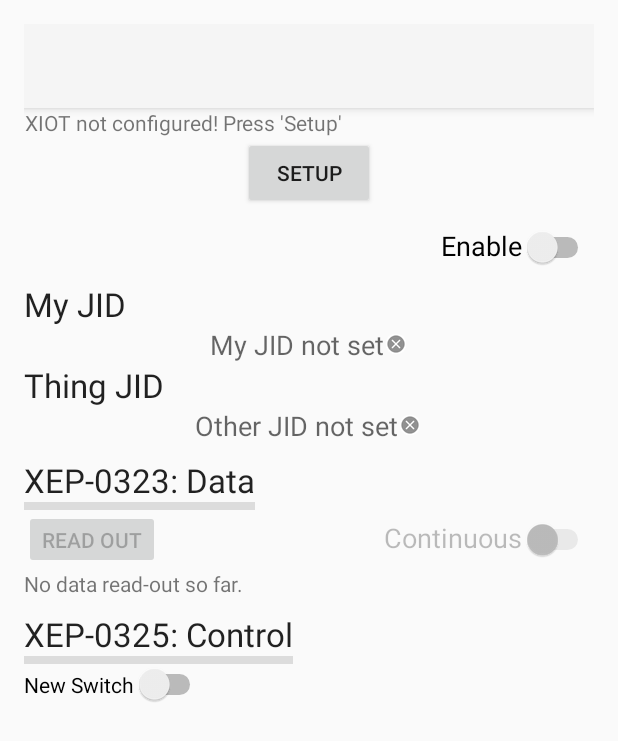
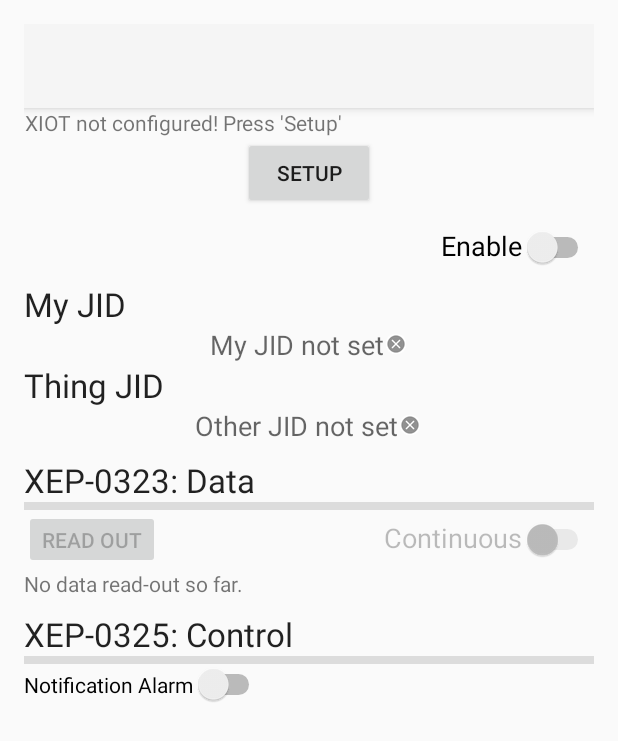
Before and after one commit to Flowdalic/android-xmpp-iot-demo, an Android app: the layout activity_main.xml on its own in the app's theme, with its tools: preview values and no code run, on a phone screen of 412 x 824 dp. Shown: the top 741 px of the screen. Run offline under Robolectric (Android 15) with nearby library versions, the phone set to English and light mode, and no system bars.

Commit message:
Intermediate Commit (2016-08-09 17:29)

```diff
--- a/app/src/main/res/layout/activity_main.xml
+++ b/app/src/main/res/layout/activity_main.xml
@@ -1,9 +1,9 @@
 <?xml version="1.0" encoding="utf-8"?>
 <RelativeLayout xmlns:android="http://schemas.android.com/apk/res/android"
+                xmlns:app="http://schemas.android.com/apk/res-auto"
                 xmlns:tools="http://schemas.android.com/tools"
                 android:layout_width="match_parent"
                 android:layout_height="match_parent"
-                xmlns:app="http://schemas.android.com/apk/res-auto"
                 android:paddingBottom="@dimen/activity_vertical_margin"
                 android:paddingLeft="@dimen/activity_horizontal_margin"
                 android:paddingRight="@dimen/activity_horizontal_margin"
@@ -22,56 +22,58 @@
 
     <LinearLayout
         android:id="@+id/setup_linear_layout"
-        android:orientation="vertical"
         android:layout_width="match_parent"
         android:layout_height="wrap_content"
-        android:layout_below="@id/mainToolbar">
+        android:layout_below="@id/mainToolbar"
+        android:orientation="vertical">
 
-        <TextView android:layout_width="wrap_content" android:layout_height="wrap_content"
-                  android:text="XIOT not configured! Press 'Setup'"
+        <TextView
+            android:id="@+id/textView"
+            android:layout_width="wrap_content"
+            android:layout_height="wrap_content"
             android:gravity="center"
-                  android:id="@+id/textView"/>
+            android:text="XIOT not configured! Press 'Setup'"/>
 
         <Button
+            android:id="@+id/setupButton"
             android:layout_width="wrap_content"
             android:layout_height="wrap_content"
-            android:text="Setup"
             android:layout_gravity="center"
             android:onClick="configureButtonClicked"
-            android:id="@+id/setupButton"/>
+            android:text="Setup"/>
 
     </LinearLayout>
 
     <LinearLayout
         android:id="@+id/controlLayout"
-        android:orientation="vertical"
         android:layout_width="match_parent"
         android:layout_height="match_parent"
-        android:layout_below="@id/setup_linear_layout">
+        android:layout_below="@id/setup_linear_layout"
+        android:orientation="vertical">
 
         <Space
             android:layout_width="match_parent"
             android:layout_height="12dp"/>
 
         <Switch
+            android:id="@+id/enableSwitch"
             android:layout_width="match_parent"
             android:layout_height="wrap_content"
             android:gravity="end"
+            android:onClick="enableSwitchToggled"
             android:text="Enable"
-            android:textAppearance="?android:attr/textAppearanceMedium"
-            android:id="@+id/enableSwitch"
-            android:onClick="enableSwitchToggled"/>
+            android:textAppearance="?android:attr/textAppearanceMedium"/>
 
         <Space
             android:layout_width="match_parent"
             android:layout_height="9dp"/>
 
         <TextView
+            android:id="@+id/my_jid_headline_text_view"
             android:layout_width="wrap_content"
             android:layout_height="wrap_content"
-            android:textAppearance="?android:attr/textAppearanceLarge"
             android:text="My JID"
-            android:id="@+id/my_jid_headline_text_view"/>
+            android:textAppearance="?android:attr/textAppearanceLarge"/>
 
         <RelativeLayout
             android:layout_width="match_parent"
@@ -79,30 +81,30 @@
             android:gravity="center">
 
             <TextView
+                android:id="@+id/my_jid_text_view"
                 android:layout_width="wrap_content"
                 android:layout_height="wrap_content"
-                android:textAppearance="?android:attr/textAppearanceMedium"
+                android:layout_alignParentStart="true"
+                android:layout_alignParentTop="true"
                 android:hint="My JID not set"
-                android:id="@+id/my_jid_text_view"
-                android:layout_alignParentTop="true"
-                android:layout_alignParentStart="true"/>
+                android:textAppearance="?android:attr/textAppearanceMedium"/>
 
             <ImageView
+                android:id="@+id/my_jid_presence_image_view"
                 android:layout_width="wrap_content"
                 android:layout_height="wrap_content"
-                android:id="@+id/my_jid_presence_image_view"
+                android:layout_centerVertical="true"
+                android:layout_toEndOf="@+id/my_jid_text_view"
                 android:layout_toRightOf="@+id/my_jid_text_view"
-                android:layout_toEndOf="@+id/my_jid_text_view"
-                android:layout_centerVertical="true"
                 android:src="@android:drawable/presence_offline"/>
         </RelativeLayout>
 
         <TextView
+            android:id="@+id/thing_jid_headline_text_view"
             android:layout_width="wrap_content"
             android:layout_height="wrap_content"
-            android:textAppearance="?android:attr/textAppearanceLarge"
             android:text="Thing JID"
-            android:id="@+id/thing_jid_headline_text_view"/>
+            android:textAppearance="?android:attr/textAppearanceLarge"/>
 
         <RelativeLayout
             android:layout_width="match_parent"
@@ -110,21 +112,21 @@
             android:gravity="center">
 
             <TextView
+                android:id="@+id/otherJidTextView"
                 android:layout_width="wrap_content"
                 android:layout_height="wrap_content"
-                android:textAppearance="?android:attr/textAppearanceMedium"
+                android:layout_alignParentStart="true"
+                android:layout_alignParentTop="true"
                 android:hint="Other JID not set"
-                android:id="@+id/otherJidTextView"
-                android:layout_alignParentTop="true"
-                android:layout_alignParentStart="true"/>
+                android:textAppearance="?android:attr/textAppearanceMedium"/>
 
             <ImageView
+                android:id="@+id/other_jid_presence_image_view"
                 android:layout_width="wrap_content"
                 android:layout_height="wrap_content"
-                android:id="@+id/other_jid_presence_image_view"
+                android:layout_centerVertical="true"
+                android:layout_toEndOf="@+id/otherJidTextView"
                 android:layout_toRightOf="@+id/otherJidTextView"
-                android:layout_toEndOf="@+id/otherJidTextView"
-                android:layout_centerVertical="true"
                 android:src="@android:drawable/presence_offline"/>
         </RelativeLayout>
 
@@ -133,57 +135,52 @@
             android:layout_height="9dp"
             />
 
-        <LinearLayout
-            android:orientation="vertical"
-            android:layout_width="wrap_content"
-            android:layout_height="wrap_content">
 
         <TextView
+            android:id="@+id/data_section_headline_text_view"
             android:layout_width="wrap_content"
             android:layout_height="wrap_content"
-                android:textAppearance="?android:attr/textAppearanceLarge"
             android:text="XEP-0323: Data"
-                android:id="@+id/data_section_headline_text_view"/>
+            android:textAppearance="?android:attr/textAppearanceLarge"/>
 
         <View
             android:layout_width="match_parent"
             android:layout_height="5dp"
             android:background="?android:attr/dividerHorizontal"
             />
-        </LinearLayout>
 
         <RelativeLayout
+            android:id="@+id/data_gui_elements_relative_layout"
             android:layout_width="match_parent"
-            android:layout_height="wrap_content"
-            android:id="@+id/data_gui_elements_relative_layout">
+            android:layout_height="wrap_content">
 
             <Button
+                android:id="@+id/read_out_button"
                 style="?android:attr/buttonStyleSmall"
                 android:layout_width="wrap_content"
                 android:layout_height="wrap_content"
-                android:text="Read out"
                 android:enabled="false"
                 android:minHeight="0dp"
-                android:id="@+id/read_out_button"/>
+                android:text="Read out"/>
 
             <Switch
+                android:id="@+id/continues_read_out_switch"
                 android:layout_width="wrap_content"
                 android:layout_height="wrap_content"
+                android:layout_alignParentEnd="true"
+                android:layout_centerVertical="true"
                 android:layout_toEndOf="@+id/read_out_button"
-                android:layout_centerVertical="true"
-                android:layout_alignParentEnd="true"
+                android:enabled="false"
                 android:gravity="right"
                 android:text="Continuous"
-                android:enabled="false"
-                android:textAppearance="?android:attr/textAppearanceMedium"
-                android:id="@+id/continues_read_out_switch"/>
+                android:textAppearance="?android:attr/textAppearanceMedium"/>
         </RelativeLayout>
 
         <LinearLayout
-            android:orientation="vertical"
+            android:id="@+id/iot_sensors_linear_layout"
             android:layout_width="match_parent"
             android:layout_height="wrap_content"
-            android:id="@+id/iot_sensors_linear_layout">
+            android:orientation="vertical">
 
             <TextView
                 android:layout_width="wrap_content"
@@ -196,17 +193,12 @@
             android:layout_width="match_parent"
             android:layout_height="9dp"/>
 
-        <LinearLayout
-            android:orientation="vertical"
-            android:layout_width="wrap_content"
-            android:layout_height="wrap_content">
-
         <TextView
+            android:id="@+id/control_section_headline_text_view"
             android:layout_width="wrap_content"
             android:layout_height="wrap_content"
-                android:textAppearance="?android:attr/textAppearanceLarge"
             android:text="XEP-0325: Control"
-                android:id="@+id/control_section_headline_text_view"/>
+            android:textAppearance="?android:attr/textAppearanceLarge"/>
 
         <View
             android:layout_width="match_parent"
@@ -215,12 +207,10 @@
             />
 
         <Switch
+            android:id="@+id/control_switch"
             android:layout_width="wrap_content"
             android:layout_height="wrap_content"
-                android:text="New Switch"
-                android:id="@+id/switch1"/>
-
-            </LinearLayout>
+            android:text="Notification Alarm"/>
 
     </LinearLayout>
 
```
Also changed, not shown: app/src/main/java/com/clayster/xmppiotdemo/Constants.java (added, +26 -0 lines), app/src/main/java/com/clayster/xmppiotdemo/MainActivity.java (+9 -3 lines), app/src/main/java/com/clayster/xmppiotdemo/WithActivity.java (added, +26 -0 lines), app/src/main/java/com/clayster/xmppiotdemo/XmppIotDataControl.java (+101 -5 lines), app/src/main/java/com/clayster/xmppiotdemo/XmppIotThing.java (+42 -33 lines), app/src/main/java/com/clayster/xmppiotdemo/XmppManager.java (+35 -10 lines). Lines whose indentation alone changed are shown as unchanged.
